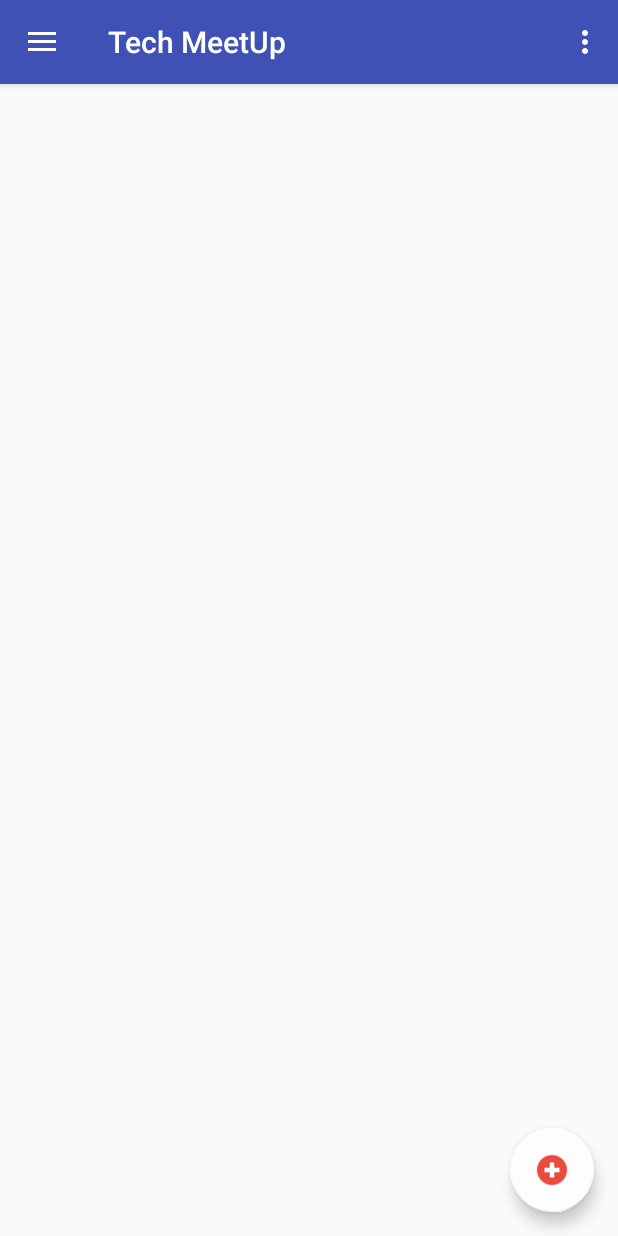
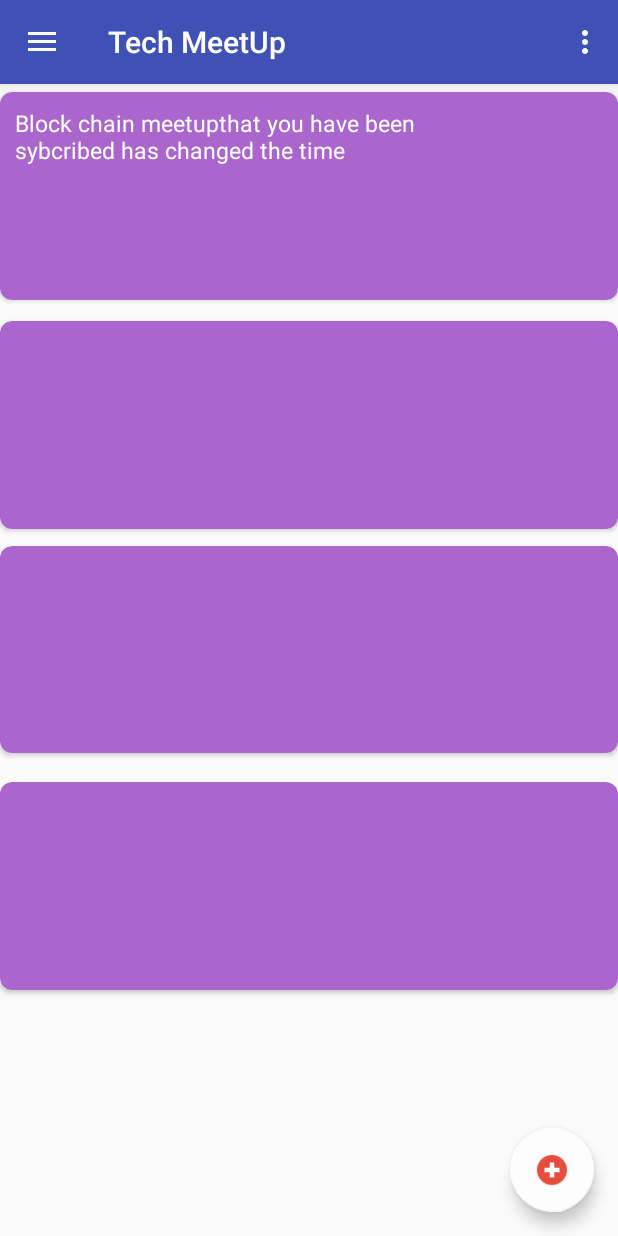
Before and after one commit to gihanrcg/Meetup_APP_MAD, an Android app: the screen it shows after launch (MainActivity), in the side drawer, after a tap on "Notifications", on a phone screen of 412 x 824 dp. Run offline under Robolectric (Android 15) with nearby library versions, the phone set to English and light mode, and no system bars.

Commit message:
Navigation panal improved

```diff
--- a/app/build.gradle
+++ b/app/build.gradle
@@ -28,4 +28,5 @@ dependencies {
     androidTestImplementation 'com.android.support.test:runner:1.0.2'
     androidTestImplementation 'com.android.support.test.espresso:espresso-core:3.0.2'
     implementation 'com.google.android.gms:play-services-maps:15.0.1'
+    implementation 'com.android.support:cardview-v7:27.1.1'
 }
--- a/app/src/main/res/layout/activity_main.xml
+++ b/app/src/main/res/layout/activity_main.xml
@@ -28,6 +28,7 @@
         android:layout_gravity="start"
         android:fitsSystemWindows="true"
         app:headerLayout="@layout/nav_header_main"
-        app:menu="@menu/activity_main_drawer" />
+        app:menu="@menu/activity_main_drawer"
+    android:background="@drawable/lightwood"/>
 
 </android.support.v4.widget.DrawerLayout>
--- a/app/src/main/res/layout/fragment_home.xml
+++ b/app/src/main/res/layout/fragment_home.xml
@@ -11,11 +11,12 @@
         android:layout_height="102dp"
         android:layout_alignParentStart="true"
         android:layout_alignParentTop="true"
-        android:layout_marginStart="32dp"
+        android:layout_marginStart="16dp"
         android:layout_marginTop="96dp"
         app:layout_constraintBottom_toBottomOf="@+id/imageView4"
         app:layout_constraintStart_toStartOf="parent"
         app:layout_constraintTop_toTopOf="parent"
+        app:layout_constraintVertical_bias="1.0"
         app:srcCompat="@drawable/logo" />
 
     <ImageView
@@ -37,11 +38,12 @@
         android:layout_height="99dp"
         android:layout_alignParentStart="true"
         android:layout_alignParentTop="true"
-        android:layout_marginStart="16dp"
+        android:layout_marginStart="12dp"
         android:layout_marginTop="100dp"
         app:layout_constraintBottom_toTopOf="@+id/calendarView"
         app:layout_constraintStart_toEndOf="@+id/imageView2"
         app:layout_constraintTop_toTopOf="parent"
+        app:layout_constraintVertical_bias="0.714"
         app:srcCompat="@drawable/logo" />
 
     <TextView
--- a/app/src/main/res/layout/fragment_message.xml
+++ b/app/src/main/res/layout/fragment_message.xml
@@ -26,7 +26,8 @@
         <SearchView
             android:layout_width="match_parent"
             android:layout_height="wrap_content"
-            />
+
+            android:queryHint="Search" />
 
         <android.support.design.widget.TabLayout
             android:id="@+id/tabs"
--- a/app/src/main/res/layout/fragment_notification.xml
+++ b/app/src/main/res/layout/fragment_notification.xml
@@ -1,10 +1,68 @@
 <?xml version="1.0" encoding="utf-8"?>
-<android.support.constraint.ConstraintLayout
-    xmlns:android="http://schemas.android.com/apk/res/android"
+<android.support.constraint.ConstraintLayout xmlns:android="http://schemas.android.com/apk/res/android"
     xmlns:app="http://schemas.android.com/apk/res-auto"
     xmlns:tools="http://schemas.android.com/tools"
+    android:id="@+id/relativeLayout"
     android:layout_width="match_parent"
     android:layout_height="match_parent">
 
 
+    <android.support.v7.widget.CardView
+        android:id="@+id/cardView5"
+        android:layout_width="0dp"
+        android:layout_height="0dp"
+        android:layout_marginBottom="11dp"
+        app:cardBackgroundColor="@android:color/holo_purple"
+        app:cardCornerRadius="@dimen/nav_header_vertical_spacing"
+        app:layout_constraintBottom_toTopOf="@+id/cardView6"
+        app:layout_constraintEnd_toEndOf="parent"
+        app:layout_constraintStart_toStartOf="parent"
+        app:layout_constraintTop_toBottomOf="@+id/cardView7" />
+
+    <android.support.v7.widget.CardView
+        android:id="@+id/cardView6"
+        android:layout_width="0dp"
+        android:layout_height="0dp"
+        android:layout_marginBottom="19dp"
+        app:cardBackgroundColor="@android:color/holo_purple"
+        app:cardCornerRadius="@dimen/nav_header_vertical_spacing"
+        app:layout_constraintBottom_toTopOf="@+id/cardView8"
+        app:layout_constraintEnd_toEndOf="parent"
+        app:layout_constraintStart_toStartOf="parent"
+        app:layout_constraintTop_toBottomOf="@+id/cardView5" />
+
+    <android.support.v7.widget.CardView
+        android:id="@+id/cardView7"
+        android:layout_width="0dp"
+        android:layout_height="0dp"
+        android:layout_marginBottom="14dp"
+        android:layout_marginTop="61dp"
+        app:cardBackgroundColor="@android:color/holo_purple"
+        app:cardCornerRadius="@dimen/nav_header_vertical_spacing"
+        app:layout_constraintBottom_toTopOf="@+id/cardView5"
+        app:layout_constraintEnd_toEndOf="parent"
+        app:layout_constraintStart_toStartOf="parent"
+        app:layout_constraintTop_toTopOf="parent" >
+
+        <TextView
+            android:id="@+id/textView5"
+            android:layout_width="333dp"
+            android:layout_height="match_parent"
+            android:padding="10dp"
+            android:text="Block chain meetupthat you have been sybcribed has changed the time"
+            android:textColor="@color/colorAccent"
+            android:textSize="15dp"/>
+    </android.support.v7.widget.CardView>
+
+    <android.support.v7.widget.CardView
+        android:id="@+id/cardView8"
+        android:layout_width="0dp"
+        android:layout_height="0dp"
+        android:layout_marginBottom="164dp"
+        app:cardBackgroundColor="@android:color/holo_purple"
+        app:cardCornerRadius="@dimen/nav_header_vertical_spacing"
+        app:layout_constraintBottom_toBottomOf="parent"
+        app:layout_constraintEnd_toEndOf="parent"
+        app:layout_constraintStart_toStartOf="parent"
+        app:layout_constraintTop_toBottomOf="@+id/cardView6" />
 </android.support.constraint.ConstraintLayout>
--- a/app/src/main/res/layout/nav_header_main.xml
+++ b/app/src/main/res/layout/nav_header_main.xml
@@ -3,7 +3,7 @@
     xmlns:app="http://schemas.android.com/apk/res-auto"
     android:layout_width="match_parent"
     android:layout_height="@dimen/nav_header_height"
-    android:background="@drawable/side_nav_bar"
+    android:background="@drawable/woodback"
     android:gravity="bottom"
     android:orientation="vertical"
     android:paddingBottom="@dimen/activity_vertical_margin"
```
Also changed, not shown: app/src/main/res/drawable/lightwood.jpg (added), app/src/main/res/drawable/woodback.jpeg (added).
